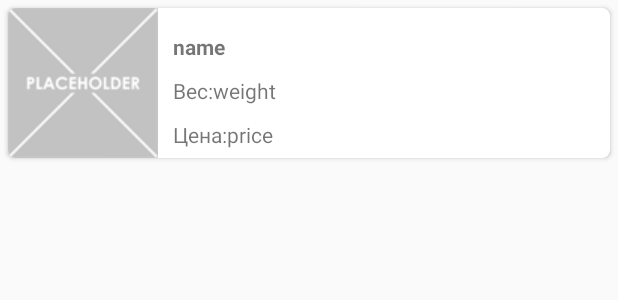
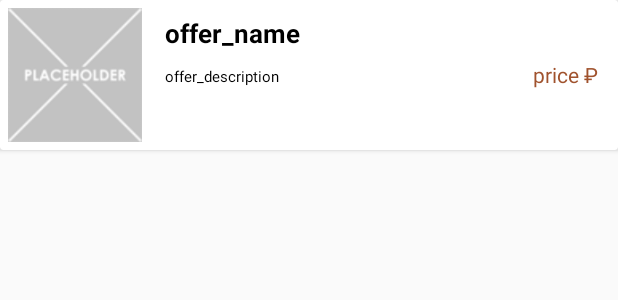
Before and after one commit to eamalhajri/OnlineShopProject, an Android app: the layout offer_item.xml on its own in the app's theme, with its tools: preview values and no code run, on a phone screen of 412 x 824 dp. Shown: the top 300 px of the screen. Run offline under Robolectric (Android 15) with nearby library versions, the phone set to English and light mode, and no system bars.

Commit message:
refactoring design of offer item

```diff
--- a/OnlineShop/app/src/main/java/com/example/phantom/onlineshop/adapters/OffersAdapter.java
+++ b/OnlineShop/app/src/main/java/com/example/phantom/onlineshop/adapters/OffersAdapter.java
@@ -62,8 +62,8 @@ public class OffersAdapter extends RecyclerView.Adapter<OffersAdapter.RecyclerVi
     public void onBindViewHolder(RecyclerViewHolders holder, final int position) {
         final CardView cardView = holder.cardView;
         holder.name.setText(offerList.get(position).getName());
-       holder.weight.setText(offerList.get(position).getWeight());
         holder.price.setText(offerList.get(position).getPrice());
+        holder.description.setText(offerList.get(position).getDescription());
         String imageUrl = offerList.get(position).getPicture();
         if (imageUrl.length() > 15) {
             Picasso.with(holder.imageView.getContext())
--- a/OnlineShop/app/src/main/java/com/example/phantom/onlineshop/fragments/CategoryListFragment.java
+++ b/OnlineShop/app/src/main/java/com/example/phantom/onlineshop/fragments/CategoryListFragment.java
@@ -2,6 +2,7 @@ package com.example.phantom.onlineshop.fragments;
 
 import android.os.Bundle;
 import android.support.v4.app.Fragment;
+import android.support.v7.widget.DefaultItemAnimator;
 import android.support.v7.widget.LinearLayoutManager;
 import android.support.v7.widget.RecyclerView;
 import android.view.LayoutInflater;
@@ -37,6 +38,7 @@ public class CategoryListFragment extends Fragment {
 
         LinearLayoutManager layoutManager = new LinearLayoutManager(getActivity());
         recyclerView.setLayoutManager(layoutManager);
+        recyclerView.setItemAnimator(new DefaultItemAnimator());
 
         DatabaseDefinition database = FlowManager.getDatabase(ModelDatabase.class);
         database.executeTransaction(new ITransaction() {
--- a/OnlineShop/app/src/main/java/com/example/phantom/onlineshop/fragments/TopFragment.java
+++ b/OnlineShop/app/src/main/java/com/example/phantom/onlineshop/fragments/TopFragment.java
@@ -5,6 +5,7 @@ import android.content.Context;
 import android.os.Bundle;
 import android.support.v4.app.Fragment;
 import android.support.v4.app.FragmentTransaction;
+import android.support.v7.widget.DefaultItemAnimator;
 import android.support.v7.widget.GridLayoutManager;
 import android.support.v7.widget.RecyclerView;
 import android.view.LayoutInflater;
@@ -42,6 +43,8 @@ public class TopFragment extends Fragment {
 
         GridLayoutManager layoutManager = new GridLayoutManager(getActivity(), 2);
         recyclerView.setLayoutManager(layoutManager);
+        recyclerView.setItemAnimator(new DefaultItemAnimator());
+
         CategoriesAdapter adapter = new CategoriesAdapter(categoryNames, categoryImages, context);
         recyclerView.setAdapter(adapter);
         adapter.setListener(new CategoriesAdapter.Listener() {
--- a/OnlineShop/app/src/main/res/layout/category_item.xml
+++ b/OnlineShop/app/src/main/res/layout/category_item.xml
@@ -18,9 +18,37 @@
             android:layout_weight="1.0"
             android:scaleType="centerCrop" />
 
-        <TextView
-            android:id="@+id/info_text"
+        <LinearLayout
             android:layout_width="match_parent"
-            android:layout_height="wrap_content" />
+            android:orientation="horizontal"
+
+            android:layout_height="wrap_content">
+
+            <TextView
+                android:id="@+id/info_text"
+                android:layout_width="wrap_content"
+                android:layout_height="wrap_content"
+                android:text="@string/name_of_category"
+                android:textColor="@color/colorFont"/>
+
+            <TextView
+                android:layout_width="wrap_content"
+                android:layout_height="wrap_content"
+                android:textColor="@color/colorFont"
+                android:text=" ("/>
+            <TextView
+                android:id="@+id/category_count"
+                android:layout_width="wrap_content"
+                android:layout_height="wrap_content"
+                android:textColor="@color/colorFont"
+                android:text="№"/>
+            <TextView
+                android:layout_width="wrap_content"
+                android:textColor="@color/colorFont"
+                android:layout_height="wrap_content"
+                android:text=")"/>
+
+        </LinearLayout>
+
     </LinearLayout>
 </android.support.v7.widget.CardView>
--- a/OnlineShop/app/src/main/res/layout/offer_item.xml
+++ b/OnlineShop/app/src/main/res/layout/offer_item.xml
@@ -1,14 +1,10 @@
 <?xml version="1.0" encoding="utf-8"?>
 <android.support.v7.widget.CardView xmlns:android="http://schemas.android.com/apk/res/android"
-    xmlns:card_view="http://schemas.android.com/apk/res-auto"
     android:id="@+id/card_view"
     android:layout_width="match_parent"
-    android:layout_height="100dp"
-    android:layout_margin="5dp"
-    android:padding="10dp"
-    card_view:cardCornerRadius="5dp">
+    android:layout_height="100dp">
 
-    <LinearLayout
+    <RelativeLayout
         android:layout_width="match_parent"
         android:layout_height="match_parent"
         android:orientation="horizontal">
@@ -18,66 +14,71 @@
             android:layout_width="100dp"
             android:layout_height="100dp"
             android:contentDescription="@string/imageIcon"
+            android:padding="5dp"
             android:src="@drawable/placeholder" />
-
-        <LinearLayout
-            android:layout_width="match_parent"
-            android:layout_height="match_parent"
-            android:gravity="center"
-            android:orientation="vertical">
 
         <TextView
             android:id="@+id/offer_name"
             android:layout_width="match_parent"
             android:layout_height="wrap_content"
-                android:paddingStart="10dp"
-                android:paddingTop="10dp"
+            android:layout_alignParentTop="true"
+            android:layout_toEndOf="@+id/imageView"
+            android:layout_toStartOf="@+id/price_column"
+            android:padding="10dp"
             android:text="@string/name"
+            android:textColor="@color/colorFont"
+            android:textSize="17sp"
             android:textStyle="bold" />
 
-            <LinearLayout
+        <TextView
+            android:id="@+id/offer_description"
             android:layout_width="match_parent"
             android:layout_height="wrap_content"
+            android:layout_below="@+id/offer_name"
+            android:layout_toEndOf="@+id/imageView"
+            android:layout_toStartOf="@+id/price_column"
+            android:maxLength="80"
+            android:paddingStart="10dp"
+            android:paddingEnd="5dp"
+            android:text="@string/offer_description"
+            android:textColor="@color/colorFont"
+            android:textSize="10sp" />
+
+        <LinearLayout
+            android:id="@+id/price_column"
+            android:layout_width="70dp"
+            android:layout_height="match_parent"
+            android:layout_alignParentBottom="true"
+            android:layout_alignParentEnd="true"
+            android:layout_alignParentTop="true"
+            android:gravity="center"
             android:orientation="horizontal">
+
+            <TextView
+                android:id="@+id/offer_price"
+                android:layout_width="wrap_content"
+                android:layout_height="wrap_content"
+                android:text="@string/price"
+                android:textColor="@color/colorPrice" />
 
             <TextView
                 android:layout_width="wrap_content"
                 android:layout_height="wrap_content"
-                    android:paddingStart="10dp"
-                    android:text="@string/weight_detailed" />
+                android:text=" " />
+
+            <TextView
+                android:layout_width="wrap_content"
+                android:layout_height="wrap_content"
+                android:text="@string/offer_currency"
+                android:textColor="@color/colorPrice" />
+
+        </LinearLayout>
 
         <TextView
             android:id="@+id/offer_weight"
             android:layout_width="match_parent"
             android:layout_height="wrap_content"
-                    android:paddingTop="10dp"
-                    android:text="@string/weight" />
-            </LinearLayout>
-
-            <LinearLayout
-                android:layout_width="match_parent"
-                android:layout_height="wrap_content"
-                android:orientation="horizontal">
-
-                <TextView
-                    android:layout_width="wrap_content"
-                    android:layout_height="wrap_content"
-                    android:paddingStart="10dp"
-                    android:text="@string/price_detailed" />
-
-                <TextView
-                    android:id="@+id/offer_price"
-                    android:layout_width="match_parent"
-                    android:layout_height="wrap_content"
-                    android:paddingTop="10dp"
-                    android:text="@string/price" />
-            </LinearLayout>
-
-            <TextView
-                android:id="@+id/offer_description"
-                android:layout_width="match_parent"
-                android:layout_height="wrap_content"
-                android:text="@string/description"
+            android:text="@string/weight"
             android:visibility="gone" />
 
         <TextView
@@ -86,7 +87,6 @@
             android:layout_height="wrap_content"
             android:text="@string/categoryId"
             android:visibility="gone" />
-        </LinearLayout>
 
-    </LinearLayout>
+    </RelativeLayout>
 </android.support.v7.widget.CardView>
--- a/OnlineShop/app/src/main/res/values/colors.xml
+++ b/OnlineShop/app/src/main/res/values/colors.xml
@@ -4,4 +4,6 @@
     <color name="colorPrimaryDark">#303F9F</color>
     <color name="colorAccent">#FF4081</color>
     <color name="colorFont">#000000</color>
+    <color name="colorPrice">#A0522D</color>
+
 </resources>
--- a/OnlineShop/app/src/main/res/values/strings.xml
+++ b/OnlineShop/app/src/main/res/values/strings.xml
@@ -25,7 +25,7 @@
     <string name="address_cafe_3">г. Минск, ул. Воронянского, 31</string>
     <string name="number_str">Телефон: </string>
     <string name="imageIcon">imageIcon</string>
-    <string name="name">name</string>
+    <string name="name">offer_name</string>
     <string name="weight">weight</string>
     <string name="description">description</string>
     <string name="price">price</string>
@@ -40,4 +40,7 @@
     <string name="drawer_item">drawer_item</string>
     <string name="drawer_name">Aliaksandr Navumchyk</string>
     <string name="drawer_email">studiophantomrecords@gmail.com</string>
+    <string name="offer_description">offer_description</string>
+    <string name="offer_currency"> ₽</string>
+    <string name="name_of_category">Name of category</string>
 </resources>
```
Lines whose indentation alone changed are shown as unchanged.
